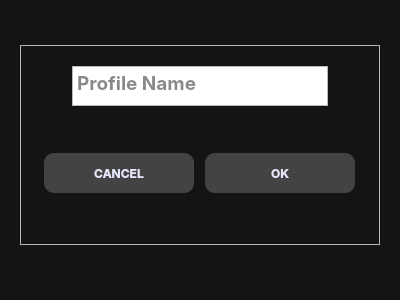
The window that ui/storeProfile.ui (komtraya/wcgx) describes before a commit, drawn with Qt 5.
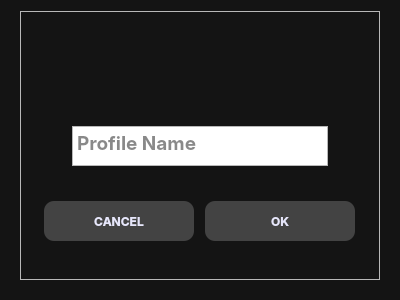
The same window after the commit. Icons and pictures are not drawn.

Diff of the .ui file:
```diff
--- a/ui/storeProfile.ui
+++ b/ui/storeProfile.ui
@@ -87,10 +87,16 @@
    </property>
    <item>
     <widget class="QFrame" name="frame">
+     <property name="sizePolicy">
+      <sizepolicy hsizetype="Preferred" vsizetype="MinimumExpanding">
+       <horstretch>0</horstretch>
+       <verstretch>0</verstretch>
+      </sizepolicy>
+     </property>
      <property name="maximumSize">
       <size>
        <width>500</width>
-       <height>200</height>
+       <height>500</height>
       </size>
      </property>
      <property name="frameShape">
@@ -99,8 +105,8 @@
      <property name="frameShadow">
       <enum>QFrame::Raised</enum>
      </property>
-     <layout class="QGridLayout" name="gridLayout" rowminimumheight="1,0">
-      <item row="0" column="0" alignment="Qt::AlignHCenter">
+     <layout class="QGridLayout" name="gridLayout" rowminimumheight="1,0,0">
+      <item row="1" column="0" alignment="Qt::AlignHCenter">
        <widget class="QPlainTextEdit" name="profile_name">
         <property name="sizePolicy">
          <sizepolicy hsizetype="Expanding" vsizetype="Fixed">
@@ -129,7 +135,7 @@
         </property>
        </widget>
       </item>
-      <item row="1" column="0">
+      <item row="2" column="0">
        <widget class="QFrame" name="buttons_Frame">
         <property name="maximumSize">
          <size>
@@ -219,6 +225,47 @@
         </layout>
        </widget>
       </item>
+      <item row="0" column="0" alignment="Qt::AlignHCenter|Qt::AlignVCenter">
+       <widget class="QLabel" name="label_x">
+        <property name="sizePolicy">
+         <sizepolicy hsizetype="Fixed" vsizetype="Fixed">
+          <horstretch>0</horstretch>
+          <verstretch>0</verstretch>
+         </sizepolicy>
+        </property>
+        <property name="minimumSize">
+         <size>
+          <width>0</width>
+          <height>0</height>
+         </size>
+        </property>
+        <property name="font">
+         <font>
+          <family>Inter</family>
+          <pointsize>12</pointsize>
+          <bold>true</bold>
+         </font>
+        </property>
+        <property name="frameShadow">
+         <enum>QFrame::Plain</enum>
+        </property>
+        <property name="text">
+         <string/>
+        </property>
+        <property name="textFormat">
+         <enum>Qt::AutoText</enum>
+        </property>
+        <property name="alignment">
+         <set>Qt::AlignCenter</set>
+        </property>
+        <property name="wordWrap">
+         <bool>true</bool>
+        </property>
+        <property name="margin">
+         <number>0</number>
+        </property>
+       </widget>
+      </item>
      </layout>
     </widget>
    </item>
```
Left out of the diff: 4 changed lines with no effect on the pictures.
